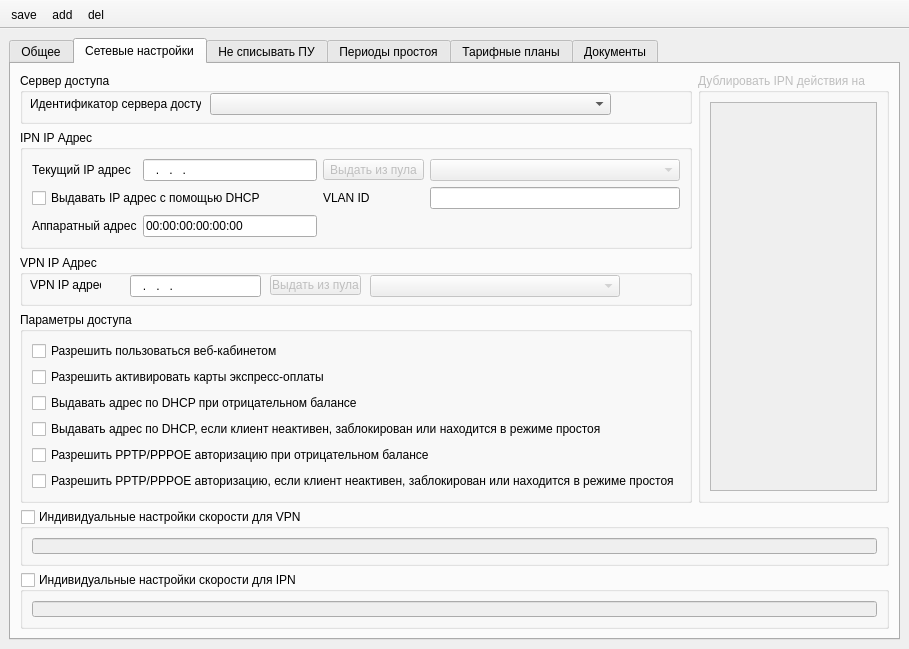
Qt form mdi/forms/account_edit_new.ui (brat002/ExpertBilling) before a commit.
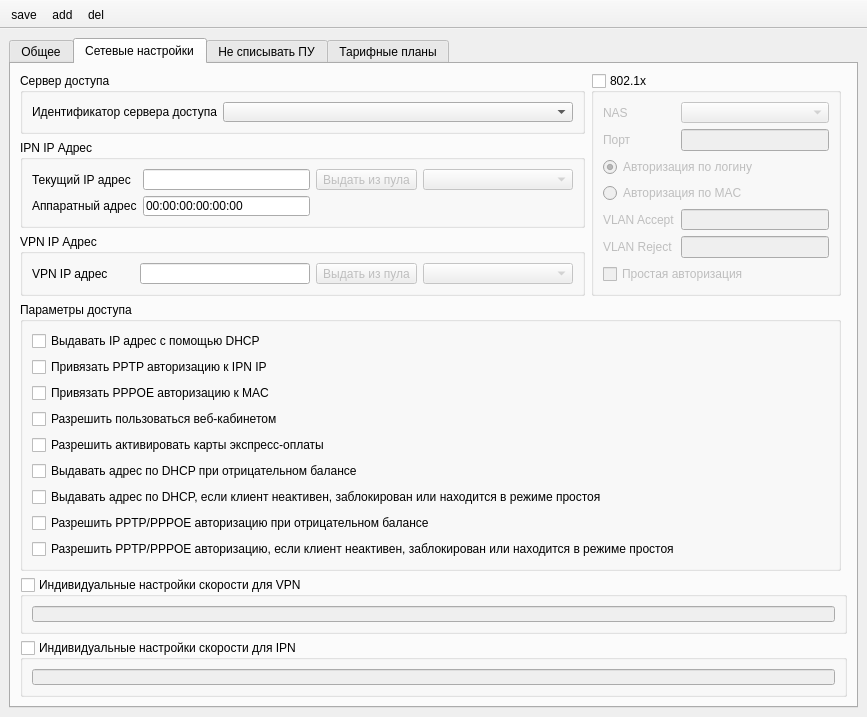
The same form after that commit. Icons and pictures are not drawn.

The edit to the form file:
```diff
--- a/mdi/forms/account_edit_new.ui
+++ b/mdi/forms/account_edit_new.ui
@@ -1,12 +1,12 @@
 <ui version="4.0" >
  <class>MainWindow</class>
- <widget class="QMainWindow" name="MainWindow" >
-  <property name="geometry" >
+ <widget class="QMainWindow" name="MainWindow">
+  <property name="geometry">
    <rect>
     <x>0</x>
     <y>0</y>
     <width>848</width>
-    <height>628</height>
+    <height>680</height>
    </rect>
   </property>
   <property name="windowTitle" >
@@ -806,85 +806,56 @@
        <attribute name="title" >
         <string>Сетевые настройки</string>
        </attribute>
-       <layout class="QGridLayout" name="gridLayout_17" >
-        <item row="0" column="0" >
-         <widget class="QGroupBox" name="groupBox_nas" >
-          <property name="minimumSize" >
+       <layout class="QGridLayout" name="gridLayout_17">
+        <item row="0" column="0">
+         <widget class="QGroupBox" name="groupBox_nas">
+          <property name="minimumSize">
            <size>
             <width>0</width>
-            <height>51</height>
+            <height>0</height>
            </size>
           </property>
-          <property name="maximumSize" >
+          <property name="maximumSize">
            <size>
-            <width>791</width>
-            <height>51</height>
+            <width>11791</width>
+            <height>11791</height>
            </size>
           </property>
           <property name="title" >
            <string>Сервер доступа</string>
           </property>
-          <widget class="QComboBox" name="comboBox_nas" >
-           <property name="geometry" >
-            <rect>
-             <x>190</x>
-             <y>20</y>
-             <width>401</width>
-             <height>22</height>
-            </rect>
-           </property>
-          </widget>
-          <widget class="QLabel" name="label_nas" >
-           <property name="geometry" >
-            <rect>
-             <x>10</x>
-             <y>20</y>
-             <width>171</width>
-             <height>21</height>
-            </rect>
-           </property>
-           <property name="text" >
-            <string>Идентификатор сервера доступа</string>
-           </property>
-          </widget>
-         </widget>
-        </item>
-        <item rowspan="4" row="0" column="1" >
-         <widget class="QGroupBox" name="groupBox_dublicate_actions" >
-          <property name="enabled" >
-           <bool>false</bool>
-          </property>
-          <property name="minimumSize" >
-           <size>
-            <width>191</width>
-            <height>0</height>
-           </size>
-          </property>
-          <property name="maximumSize" >
-           <size>
-            <width>191</width>
-            <height>481</height>
-           </size>
-          </property>
-          <property name="title" >
-           <string>Дублировать IPN действия на</string>
-          </property>
-          <layout class="QGridLayout" name="gridLayout_12" >
-           <item row="0" column="0" >
-            <widget class="QListWidget" name="listWidget_nasses" >
-             <property name="enabled" >
-              <bool>false</bool>
+          <layout class="QGridLayout" name="gridLayout_14">
+           <item row="0" column="0">
+            <widget class="QLabel" name="label_nas">
+             <property name="text">
+              <string>Идентификатор сервера доступа</string>
+             </property>
+            </widget>
+           </item>
+           <item row="0" column="1">
+            <widget class="QComboBox" name="comboBox_nas">
+             <property name="minimumSize">
+              <size>
+               <width>350</width>
+               <height>20</height>
+              </size>
+             </property>
+             <property name="maximumSize">
+              <size>
+               <width>16777215</width>
+               <height>20</height>
+              </size>
              </property>
             </widget>
            </item>
           </layout>
          </widget>
         </item>
-        <item row="1" column="0" >
-         <widget class="QGroupBox" name="groupBox_ipn" >
-          <property name="minimumSize" >
+        <item row="1" column="0">
+         <widget class="QGroupBox" name="groupBox_ipn">
+          <property name="minimumSize">
            <size>
-            <width>591</width>
+            <width>0</width>
             <height>0</height>
            </size>
           </property>
@@ -908,16 +879,16 @@
              </property>
             </widget>
            </item>
-           <item row="0" column="1" >
-            <widget class="QLineEdit" name="lineEdit_ipn_ip_address" >
-             <property name="minimumSize" >
+           <item row="0" column="1">
+            <widget class="QLineEdit" name="lineEdit_ipn_ip_address">
+             <property name="minimumSize">
               <size>
                <width>0</width>
-               <height>22</height>
+               <height>20</height>
               </size>
              </property>
-             <property name="inputMask" >
-              <string>000.000.000.000; </string>
+             <property name="inputMask">
+              <string/>
              </property>
             </widget>
            </item>
@@ -936,10 +907,10 @@
              <property name="enabled" >
               <bool>false</bool>
              </property>
-             <property name="minimumSize" >
+             <property name="minimumSize">
               <size>
-               <width>250</width>
-               <height>22</height>
+               <width>150</width>
+               <height>20</height>
               </size>
              </property>
             </widget>
@@ -954,12 +925,12 @@
              </property>
             </widget>
            </item>
-           <item row="2" column="1" >
-            <widget class="QLineEdit" name="lineEdit_ipn_mac_address" >
-             <property name="minimumSize" >
+           <item row="2" column="1">
+            <widget class="QLineEdit" name="lineEdit_ipn_mac_address">
+             <property name="minimumSize">
               <size>
                <width>0</width>
-               <height>22</height>
+               <height>20</height>
               </size>
              </property>
              <property name="inputMask" >
@@ -967,188 +938,161 @@
              </property>
             </widget>
            </item>
-           <item row="1" column="3" >
-            <widget class="QLineEdit" name="lineEdit_vlan" >
-             <property name="minimumSize" >
-              <size>
-               <width>0</width>
-               <height>22</height>
-              </size>
-             </property>
-            </widget>
-           </item>
-           <item row="1" column="2" >
-            <widget class="QLabel" name="label_vlan" >
-             <property name="layoutDirection" >
-              <enum>Qt::RightToLeft</enum>
-             </property>
-             <property name="text" >
-              <string>VLAN ID</string>
-             </property>
-            </widget>
-           </item>
-           <item row="1" column="0" colspan="2" >
-            <widget class="QCheckBox" name="lineEdit_assign_ipn_ip_from_dhcp" >
-             <property name="text" >
-              <string>Выдавать IP адрес с помощью DHCP</string>
-             </property>
-            </widget>
-           </item>
           </layout>
          </widget>
         </item>
-        <item row="2" column="0" >
-         <widget class="QGroupBox" name="groupBox_vpn" >
-          <property name="minimumSize" >
+        <item row="2" column="0">
+         <widget class="QGroupBox" name="groupBox_vpn">
+          <property name="minimumSize">
            <size>
             <width>0</width>
-            <height>51</height>
+            <height>0</height>
            </size>
           </property>
-          <property name="maximumSize" >
+          <property name="maximumSize">
            <size>
             <width>16777215</width>
-            <height>51</height>
+            <height>16777215</height>
            </size>
           </property>
           <property name="title" >
            <string>VPN IP Адрес</string>
           </property>
-          <widget class="QComboBox" name="comboBox_vpn_pool" >
-           <property name="enabled" >
-            <bool>false</bool>
-           </property>
-           <property name="geometry" >
-            <rect>
-             <x>350</x>
-             <y>20</y>
-             <width>250</width>
-             <height>22</height>
-            </rect>
-           </property>
-           <property name="minimumSize" >
-            <size>
-             <width>250</width>
-             <height>22</height>
-            </size>
-           </property>
-          </widget>
-          <widget class="QLineEdit" name="lineEdit_vpn_ip_address" >
-           <property name="geometry" >
-            <rect>
-             <x>110</x>
-             <y>20</y>
-             <width>131</width>
-             <height>22</height>
-            </rect>
-           </property>
-           <property name="minimumSize" >
-            <size>
-             <width>0</width>
-             <height>22</height>
-            </size>
-           </property>
-           <property name="inputMask" >
-            <string>000.000.000.000; </string>
-           </property>
-           <property name="text" >
-            <string>...</string>
-           </property>
-           <property name="frame" >
-            <bool>true</bool>
-           </property>
-           <property name="alignment" >
-            <set>Qt::AlignLeading|Qt::AlignLeft|Qt::AlignVCenter</set>
-           </property>
-          </widget>
-          <widget class="QLabel" name="label_vpn_ip_address" >
-           <property name="geometry" >
-            <rect>
-             <x>10</x>
-             <y>20</y>
-             <width>71</width>
-             <height>20</height>
-            </rect>
-           </property>
-           <property name="text" >
-            <string>VPN IP адрес</string>
-           </property>
-           <property name="buddy" >
-            <cstring>lineEdit_vpn_ip_address</cstring>
-           </property>
-          </widget>
-          <widget class="QToolButton" name="toolButton_get_vpn_from_pool" >
-           <property name="enabled" >
-            <bool>false</bool>
-           </property>
-           <property name="geometry" >
-            <rect>
-             <x>250</x>
-             <y>20</y>
-             <width>91</width>
-             <height>20</height>
-            </rect>
-           </property>
-           <property name="text" >
-            <string>Выдать из пула</string>
-           </property>
-          </widget>
+          <layout class="QGridLayout" name="gridLayout_20">
+           <item row="0" column="0">
+            <widget class="QLabel" name="label_vpn_ip_address">
+             <property name="text">
+              <string>VPN IP адрес</string>
+             </property>
+            </widget>
+           </item>
+           <item row="0" column="2">
+            <widget class="QLineEdit" name="lineEdit_vpn_ip_address">
+             <property name="minimumSize">
+              <size>
+               <width>170</width>
+               <height>20</height>
+              </size>
+             </property>
+             <property name="inputMask">
+              <string/>
+             </property>
+            </widget>
+           </item>
+           <item row="0" column="3">
+            <widget class="QToolButton" name="toolButton_get_vpn_from_pool">
+             <property name="enabled">
+              <bool>false</bool>
+             </property>
+             <property name="text">
+              <string>Выдать из пула</string>
+             </property>
+            </widget>
+           </item>
+           <item row="0" column="4">
+            <widget class="QComboBox" name="comboBox_vpn_pool">
+             <property name="enabled">
+              <bool>false</bool>
+             </property>
+             <property name="minimumSize">
+              <size>
+               <width>150</width>
+               <height>20</height>
+              </size>
+             </property>
+            </widget>
+           </item>
+           <item row="0" column="1">
+            <spacer name="horizontalSpacer">
+             <property name="orientation">
+              <enum>Qt::Horizontal</enum>
+             </property>
+             <property name="sizeHint" stdset="0">
+              <size>
+               <width>10</width>
+               <height>20</height>
+              </size>
+             </property>
+            </spacer>
+           </item>
+          </layout>
          </widget>
         </item>
-        <item row="3" column="0" >
-         <widget class="QGroupBox" name="groupBox_accessparameters" >
-          <property name="title" >
+        <item row="3" column="0" colspan="2">
+         <widget class="QGroupBox" name="groupBox_accessparameters">
+          <property name="title">
            <string>Параметры доступа</string>
           </property>
-          <layout class="QGridLayout" name="gridLayout_16" >
-           <item row="0" column="0" >
-            <widget class="QCheckBox" name="checkBox_allow_webcab" >
-             <property name="text" >
+          <layout class="QGridLayout" name="gridLayout_16">
+           <item row="3" column="0">
+            <widget class="QCheckBox" name="checkBox_allow_webcab">
+             <property name="text">
               <string>Разрешить пользоваться веб-кабинетом</string>
              </property>
             </widget>
            </item>
-           <item row="1" column="0" >
-            <widget class="QCheckBox" name="checkBox_allow_expresscards" >
-             <property name="text" >
+           <item row="4" column="0">
+            <widget class="QCheckBox" name="checkBox_allow_expresscards">
+             <property name="text">
               <string>Разрешить активировать карты экспресс-оплаты</string>
              </property>
             </widget>
            </item>
-           <item row="2" column="0" >
-            <widget class="QCheckBox" name="checkBox_assign_dhcp_null" >
-             <property name="text" >
+           <item row="5" column="0">
+            <widget class="QCheckBox" name="checkBox_assign_dhcp_null">
+             <property name="text">
               <string>Выдавать адрес по DHCP при отрицательном балансе</string>
              </property>
             </widget>
            </item>
-           <item row="3" column="0" >
-            <widget class="QCheckBox" name="checkBox_assign_dhcp_block" >
-             <property name="text" >
+           <item row="6" column="0">
+            <widget class="QCheckBox" name="checkBox_assign_dhcp_block">
+             <property name="text">
               <string>Выдавать адрес по DHCP, если клиент неактивен, заблокирован или находится в режиме простоя</string>
              </property>
             </widget>
            </item>
-           <item row="4" column="0" >
-            <widget class="QCheckBox" name="checkBox_allow_vpn_null" >
-             <property name="text" >
+           <item row="7" column="0">
+            <widget class="QCheckBox" name="checkBox_allow_vpn_null">
+             <property name="text">
               <string>Разрешить PPTP/PPPOE авторизацию при отрицательном балансе</string>
              </property>
             </widget>
            </item>
-           <item row="5" column="0" >
-            <widget class="QCheckBox" name="checkBox_allow_vpn_block" >
-             <property name="text" >
+           <item row="8" column="0">
+            <widget class="QCheckBox" name="checkBox_allow_vpn_block">
+             <property name="text">
               <string>Разрешить PPTP/PPPOE авторизацию, если клиент неактивен, заблокирован или находится в режиме простоя</string>
              </property>
             </widget>
            </item>
+           <item row="1" column="0">
+            <widget class="QCheckBox" name="checkBox_associate_pptp_ipn_ip">
+             <property name="text">
+              <string>Привязать PPTP авторизацию к IPN IP</string>
+             </property>
+            </widget>
+           </item>
+           <item row="2" column="0">
+            <widget class="QCheckBox" name="checkBox_associate_pppoe_mac">
+             <property name="text">
+              <string>Привязать PPPOE авторизацию к MAC</string>
+             </property>
+            </widget>
+           </item>
+           <item row="0" column="0">
+            <widget class="QCheckBox" name="lineEdit_assign_ipn_ip_from_dhcp">
+             <property name="text">
+              <string>Выдавать IP адрес с помощью DHCP</string>
+             </property>
+            </widget>
+           </item>
           </layout>
          </widget>
         </item>
-        <item row="4" column="0" colspan="2" >
-         <widget class="QGroupBox" name="groupBox_vpn_speed" >
-          <property name="minimumSize" >
+        <item row="4" column="0" colspan="3">
+         <widget class="QGroupBox" name="groupBox_vpn_speed">
+          <property name="minimumSize">
            <size>
             <width>0</width>
             <height>56</height>
@@ -1189,9 +1133,9 @@
           </layout>
          </widget>
         </item>
-        <item row="5" column="0" colspan="2" >
-         <widget class="QGroupBox" name="groupBox_ipn_speed" >
-          <property name="minimumSize" >
+        <item row="5" column="0" colspan="3">
+         <widget class="QGroupBox" name="groupBox_ipn_speed">
+          <property name="minimumSize">
            <size>
             <width>0</width>
             <height>56</height>
@@ -1232,6 +1176,140 @@
           </layout>
          </widget>
         </item>
+        <item row="0" column="1" rowspan="3">
+         <widget class="QGroupBox" name="groupBox_8021_x">
+          <property name="enabled">
+           <bool>true</bool>
+          </property>
+          <property name="minimumSize">
+           <size>
+            <width>250</width>
+            <height>0</height>
+           </size>
+          </property>
+          <property name="maximumSize">
+           <size>
+            <width>191</width>
+            <height>16500</height>
+           </size>
+          </property>
+          <property name="title">
+           <string>802.1x</string>
+          </property>
+          <property name="flat">
+           <bool>false</bool>
+          </property>
+          <property name="checkable">
+           <bool>true</bool>
+          </property>
+          <property name="checked">
+           <bool>false</bool>
+          </property>
+          <layout class="QGridLayout" name="gridLayout_12">
+           <item row="1" column="1">
+            <widget class="QLineEdit" name="lineEdit_8021x_port">
+             <property name="minimumSize">
+              <size>
+               <width>0</width>
+               <height>20</height>
+              </size>
+             </property>
+            </widget>
+           </item>
+           <item row="0" column="1">
+            <widget class="QComboBox" name="comboBox_8021x_nas">
+             <property name="minimumSize">
+              <size>
+               <width>0</width>
+               <height>20</height>
+              </size>
+             </property>
+            </widget>
+           </item>
+           <item row="1" column="0">
+            <widget class="QLabel" name="label_8021x_port">
+             <property name="text">
+              <string>Порт</string>
+             </property>
+            </widget>
+           </item>
+           <item row="0" column="0">
+            <widget class="QLabel" name="label_8021x_nas">
+             <property name="text">
+              <string>NAS</string>
+             </property>
+            </widget>
+           </item>
+           <item row="3" column="0" colspan="2">
+            <widget class="QRadioButton" name="radioButton_8021x_port_auth">
+             <property name="text">
+              <string>Авторизация по MAC</string>
+             </property>
+            </widget>
+           </item>
+           <item row="2" column="0" colspan="2">
+            <widget class="QRadioButton" name="radioButton_8021x_login_auth">
+             <property name="text">
+              <string>Авторизация по логину</string>
+             </property>
+             <property name="checked">
+              <bool>true</bool>
+             </property>
+            </widget>
+           </item>
+           <item row="4" column="1">
+            <widget class="QLineEdit" name="lineEdit_vlan_accept">
+             <property name="minimumSize">
+              <size>
+               <width>0</width>
+               <height>20</height>
+              </size>
+             </property>
+            </widget>
+           </item>
+           <item row="4" column="0">
+            <widget class="QLabel" name="label_vlan_accept">
+             <property name="layoutDirection">
+              <enum>Qt::RightToLeft</enum>
+             </property>
+             <property name="text">
+              <string>VLAN Accept</string>
+             </property>
+            </widget>
+           </item>
+           <item row="5" column="1">
+            <widget class="QLineEdit" name="lineEdit_vlan_reject">
+             <property name="minimumSize">
+              <size>
+               <width>0</width>
+               <height>20</height>
+              </size>
+             </property>
+            </widget>
+           </item>
+           <item row="5" column="0">
+            <widget class="QLabel" name="label_vlan_reject">
+             <property name="layoutDirection">
+              <enum>Qt::RightToLeft</enum>
+             </property>
+             <property name="text">
+              <string>VLAN Reject</string>
+             </property>
+            </widget>
+           </item>
+           <item row="6" column="0" colspan="2">
+            <widget class="QCheckBox" name="checkBox_8021x_simpleauth">
+             <property name="toolTip">
+              <string>Авторизация без применения правил и параметров тарифного плана(разрешённое время работы)</string>
+             </property>
+             <property name="text">
+              <string>Простая авторизация</string>
+             </property>
+            </widget>
+           </item>
+          </layout>
+         </widget>
+        </item>
        </layout>
       </widget>
       <widget class="QWidget" name="tab_suspended" >
@@ -1260,39 +1338,8 @@
         </item>
        </layout>
       </widget>
-      <widget class="QWidget" name="tab_downtime" >
-       <attribute name="title" >
-        <string>Периоды простоя</string>
-       </attribute>
-       <layout class="QGridLayout" name="gridLayout_13" >
-        <item row="0" column="0" >
-         <widget class="QTableWidget" name="tableWidget_downtime" >
-          <column>
-           <property name="text" >
-            <string>#</string>
-           </property>
-          </column>
-          <column>
-           <property name="text" >
-            <string>С</string>
-           </property>
-          </column>
-          <column>
-           <property name="text" >
-            <string>По</string>
-           </property>
-          </column>
-          <column>
-           <property name="text" >
-            <string>Списано</string>
-           </property>
-          </column>
-         </widget>
-        </item>
-       </layout>
-      </widget>
-      <widget class="QWidget" name="tab_tarifs" >
-       <attribute name="title" >
+      <widget class="QWidget" name="tab_tarifs">
+       <attribute name="title">
         <string>Тарифные планы</string>
        </attribute>
        <layout class="QGridLayout" name="gridLayout_6" >
@@ -1317,42 +1364,6 @@
         </item>
        </layout>
       </widget>
-      <widget class="QWidget" name="tab_documents" >
-       <attribute name="title" >
-        <string>Документы</string>
-       </attribute>
-       <layout class="QGridLayout" name="gridLayout_18" >
-        <item row="0" column="0" >
-         <widget class="QTableWidget" name="tableWidget_documents" >
-          <column>
-           <property name="text" >
-            <string>#</string>
-           </property>
-          </column>
-          <column>
-           <property name="text" >
-            <string>Тип документа</string>
-           </property>
-          </column>
-          <column>
-           <property name="text" >
-            <string>Дата</string>
-           </property>
-          </column>
-          <column>
-           <property name="text" >
-            <string>Подписан</string>
-           </property>
-          </column>
-          <column>
-           <property name="text" >
-            <string>Отослан по E-mail</string>
-           </property>
-          </column>
-         </widget>
-        </item>
-       </layout>
-      </widget>
      </widget>
     </item>
    </layout>
@@ -1379,9 +1390,9 @@
    <attribute name="toolBarBreak" >
     <bool>false</bool>
    </attribute>
-   <addaction name="actionSave" />
-   <addaction name="actionAdd" />
-   <addaction name="actionDel" />
+   <addaction name="actionSave"/>
+   <addaction name="actionAdd"/>
+   <addaction name="actionDel"/>
   </widget>
   <action name="actionSave" >
    <property name="icon" >
```
Left out of the diff: 856 changed lines with no effect on the pictures.
